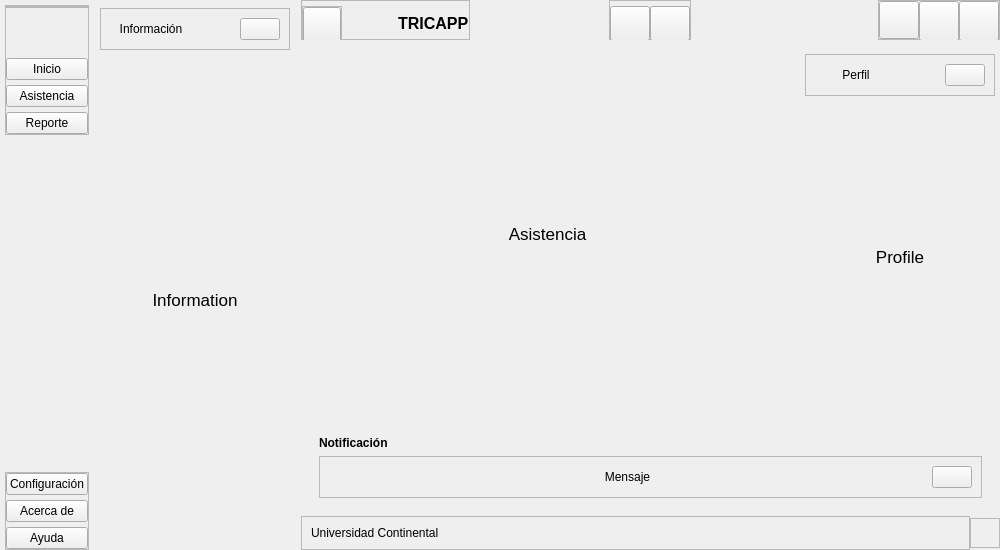
Above: ui_files/UI_MainWindow.ui from JosueDanielGarciaBetancourt/AsistenciaAutomaticaLectorBarras before the change. Below: the same form after it.
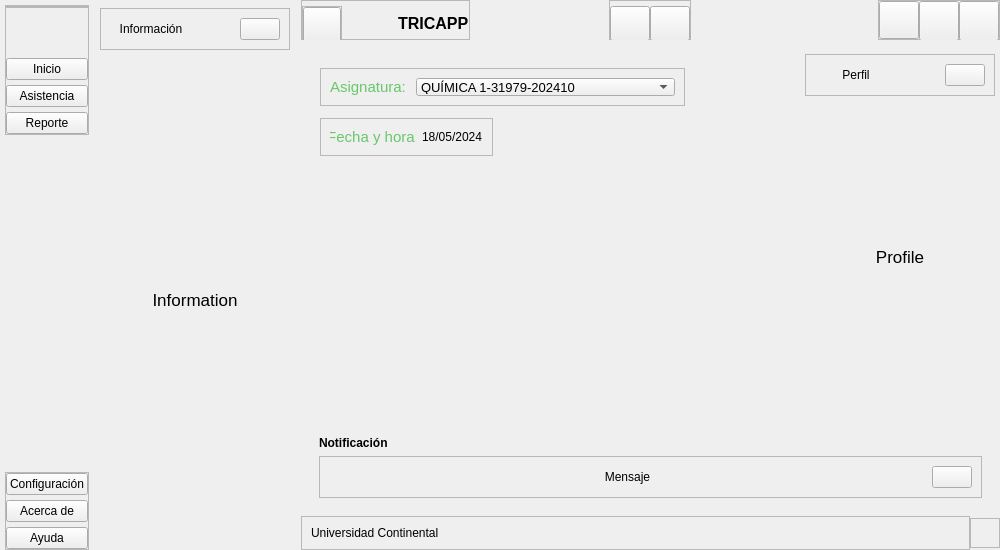
That is the form after the change. The open tabs and pages were chosen to show the change. Icons and pictures are not drawn.

The edit to the form file:
```diff
--- a/ui_files/UI_MainWindow.ui
+++ b/ui_files/UI_MainWindow.ui
@@ -1115,23 +1115,125 @@
                 </widget>
                </widget>
                <widget class="QWidget" name="page_7">
-                <layout class="QVBoxLayout" name="verticalLayout_16">
-                 <item>
-                  <widget class="QLabel" name="label_11">
-                   <property name="font">
-                    <font>
-                     <pointsize>13</pointsize>
-                    </font>
-                   </property>
-                   <property name="text">
-                    <string>Asistencia</string>
-                   </property>
-                   <property name="alignment">
-                    <set>Qt::AlignCenter</set>
-                   </property>
-                  </widget>
-                 </item>
-                </layout>
+                <widget class="QFrame" name="frame_12">
+                 <property name="geometry">
+                  <rect>
+                   <x>10</x>
+                   <y>10</y>
+                   <width>365</width>
+                   <height>38</height>
+                  </rect>
+                 </property>
+                 <property name="frameShape">
+                  <enum>QFrame::StyledPanel</enum>
+                 </property>
+                 <property name="frameShadow">
+                  <enum>QFrame::Raised</enum>
+                 </property>
+                 <layout class="QHBoxLayout" name="horizontalLayout_15">
+                  <item alignment="Qt::AlignLeft">
+                   <widget class="QLabel" name="label_11">
+                    <property name="font">
+                     <font>
+                      <pointsize>11</pointsize>
+                     </font>
+                    </property>
+                    <property name="styleSheet">
+                     <string notr="true">color: rgb(104, 199, 107)</string>
+                    </property>
+                    <property name="text">
+                     <string>Asignatura: </string>
+                    </property>
+                    <property name="alignment">
+                     <set>Qt::AlignCenter</set>
+                    </property>
+                   </widget>
+                  </item>
+                  <item alignment="Qt::AlignLeft">
+                   <widget class="QComboBox" name="comboBox">
+                    <property name="font">
+                     <font>
+                      <pointsize>10</pointsize>
+                     </font>
+                    </property>
+                    <item>
+                     <property name="text">
+                      <string>QUÍMICA 1-31979-202410</string>
+                     </property>
+                    </item>
+                    <item>
+                     <property name="text">
+                      <string>QUÍMICA-31962-202410</string>
+                     </property>
+                    </item>
+                    <item>
+                     <property name="text">
+                      <string>DIRECCIÓN DE PROYECTOS-22892-202410</string>
+                     </property>
+                    </item>
+                    <item>
+                     <property name="text">
+                      <string>DIRECCIÓN DE PROYECTOS-22888-202410</string>
+                     </property>
+                    </item>
+                    <item>
+                     <property name="text">
+                      <string>QUÍMICA 1-16158-202410</string>
+                     </property>
+                    </item>
+                   </widget>
+                  </item>
+                 </layout>
+                </widget>
+                <widget class="QFrame" name="frame_13">
+                 <property name="geometry">
+                  <rect>
+                   <x>10</x>
+                   <y>60</y>
+                   <width>173</width>
+                   <height>38</height>
+                  </rect>
+                 </property>
+                 <property name="frameShape">
+                  <enum>QFrame::StyledPanel</enum>
+                 </property>
+                 <property name="frameShadow">
+                  <enum>QFrame::Raised</enum>
+                 </property>
+                 <layout class="QHBoxLayout" name="horizontalLayout_16">
+                  <item alignment="Qt::AlignLeft">
+                   <widget class="QLabel" name="label_16">
+                    <property name="font">
+                     <font>
+                      <pointsize>11</pointsize>
+                     </font>
+                    </property>
+                    <property name="styleSheet">
+                     <string notr="true">color: rgb(104, 199, 107)</string>
+                    </property>
+                    <property name="text">
+                     <string>Fecha y hora:</string>
+                    </property>
+                    <property name="alignment">
+                     <set>Qt::AlignCenter</set>
+                    </property>
+                   </widget>
+                  </item>
+                  <item alignment="Qt::AlignLeft|Qt::AlignVCenter">
+                   <widget class="QLabel" name="label_5">
+                    <property name="maximumSize">
+                     <size>
+                      <width>70</width>
+                      <height>30</height>
+                     </size>
+                    </property>
+                    <property name="text">
+                     <string>18/05/2024</string>
+                    </property>
+                   </widget>
+                  </item>
+                 </layout>
+                </widget>
                </widget>
                <widget class="QWidget" name="page_8">
                 <layout class="QVBoxLayout" name="verticalLayout_19">
```
Left out of the diff: 8 changed lines with no effect on the pictures.
